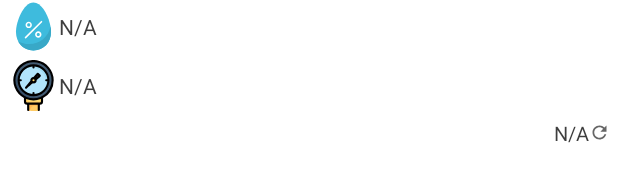
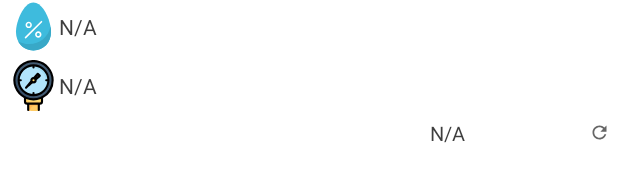
Before and after one commit to tsaklidis/AndroidLogger, an Android app: the layout logger.xml on its own in the app's theme, with its tools: preview values and no code run, on a phone screen of 412 x 824 dp. Shown: the part 110-300 px from the top of the screen. Run offline under Robolectric (Android 15) with nearby library versions, the phone set to English and light mode, and no system bars.

Commit message:
Support new android versions

```diff
--- a/app/build.gradle
+++ b/app/build.gradle
@@ -10,7 +10,7 @@ android {
         minSdk 21
         targetSdk 32
         versionCode 1
-        versionName "1.0"
+        versionName "3.0"
 
         testInstrumentationRunner "androidx.test.runner.AndroidJUnitRunner"
     }
@@ -37,6 +37,7 @@ dependencies {
     implementation 'androidx.constraintlayout:constraintlayout:2.0.4'
     implementation 'androidx.navigation:navigation-fragment:2.3.5'
     implementation 'androidx.navigation:navigation-ui:2.3.5'
+    implementation 'androidx.work:work-runtime:2.7.1'
 
     implementation 'com.squareup.retrofit2:retrofit:2.9.0'
     implementation 'com.squareup.retrofit2:converter-gson:2.9.0'
--- a/app/src/main/AndroidManifest.xml
+++ b/app/src/main/AndroidManifest.xml
@@ -1,7 +1,7 @@
 <?xml version="1.0" encoding="utf-8"?>
 <manifest xmlns:android="http://schemas.android.com/apk/res/android"
     package="com.tsaklidis.client"
-    android:versionName="2.0" >
+    android:versionName="3.0" >
 
     <uses-permission android:name="android.permission.INTERNET" />
 
--- a/app/src/main/java/com/tsaklidis/client/Data.java
+++ b/app/src/main/java/com/tsaklidis/client/Data.java
@@ -65,12 +65,12 @@ public class Data {
                 created_on = response.body().getCreated_on();
 
                 //"2022-01-01T17:10:15.977152+02:00"
-                created_on = created_on.substring(11, 16);
+                created_on = "Μέτρηση: " + created_on.substring(0, 10) + " " + created_on.substring(11, 16);
 
 
                 if (views != null){
                     views.setTextViewText(R.id.temperature, temperature + " \u2103");
-                    // views.setTextViewText(R.id.created_on, created_on);
+                    views.setTextViewText(R.id.created_on, created_on);
                 }
                 if (adapter != null){
                     arrayList.add("Time: " + String.valueOf(created_on));
--- a/app/src/main/res/layout/logger.xml
+++ b/app/src/main/res/layout/logger.xml
@@ -44,12 +44,13 @@
 
         <TextView
             android:id="@+id/created_on"
-            android:layout_width="wrap_content"
+            style="@style/item"
+            android:layout_width="120dp"
             android:layout_height="wrap_content"
-            style="@style/item"
-            android:textSize="13sp"
-            android:drawableRight="@drawable/ic_baseline_refresh_24"
             android:layout_gravity="right"
             android:gravity="center_vertical"
-            android:text="@string/na" />
+            android:drawableRight="@drawable/ic_baseline_refresh_24"
+            android:text="@string/na"
+            android:textSize="13sp" />
+
 </LinearLayout>
```
Also changed, not shown: app/src/main/java/com/tsaklidis/client/Logger.java (+7 -6 lines), 2 other files.
